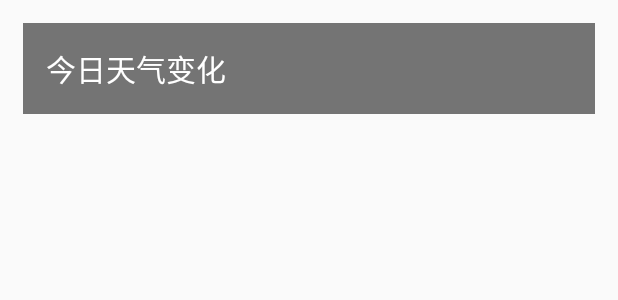
After one commit to sunjyz/SimpleWeather, an Android app: the layout hourly_forecast.xml on its own in the app's theme, with its tools: preview values and no code run, on a phone screen of 412 x 824 dp. The commit adds this screen. Shown: the top 300 px of the screen. Run offline under Robolectric (Android 15) with nearby library versions, the phone set to English and light mode, and no system bars.

Commit message:
更新实时天气部分

```diff
--- a/app/src/main/java/com/coolweather/android/gson/Weather.java
+++ b/app/src/main/java/com/coolweather/android/gson/Weather.java
@@ -16,4 +16,6 @@ public class Weather {
     public Suggestion suggestion;
     @SerializedName("daily_forecast")
     public List<Forecast> forecastList;
+    @SerializedName("hourly_forecast")
+    public List<Hourly_Forecast> hourlyForecastList;
 }
--- a/app/src/main/res/layout/activity_weather.xml
+++ b/app/src/main/res/layout/activity_weather.xml
@@ -34,6 +34,7 @@
 
                     <include layout="@layout/title"/>
                     <include layout="@layout/now"/>
+                    <include layout="@layout/hourly_forecast"/>
                     <include layout="@layout/forecast"/>
                     <include layout="@layout/aqi"/>
                     <include layout="@layout/suggestion"/>
--- /dev/null
+++ b/app/src/main/res/layout/hourly_forecast.xml
@@ -0,0 +1,24 @@
+<?xml version="1.0" encoding="utf-8"?>
+<LinearLayout
+    xmlns:android="http://schemas.android.com/apk/res/android"
+    android:orientation="vertical"
+    android:layout_width="match_parent"
+    android:layout_height="wrap_content"
+    android:layout_margin="15dp"
+    android:background="#8000">
+    <TextView
+        android:layout_width="wrap_content"
+        android:layout_height="wrap_content"
+        android:layout_margin="15dp"
+        android:layout_marginTop="15dp"
+        android:text="今日天气变化"
+        android:textColor="#fff"
+        android:textSize="20sp"/>
+    <LinearLayout
+        android:id="@+id/hourly_forecast_layout"
+        android:orientation="vertical"
+        android:layout_width="match_parent"
+        android:layout_height="wrap_content">
+    </LinearLayout>
+
+</LinearLayout>
```
Also changed, not shown: app/src/main/java/com/coolweather/android/WeatherActivity.java (+21 -2 lines), app/src/main/java/com/coolweather/android/gson/Hourly_Forecast.java (added, +20 -0 lines), app/src/main/res/layout/hourly_forecast_item.xml (added, +34 -0 lines).
